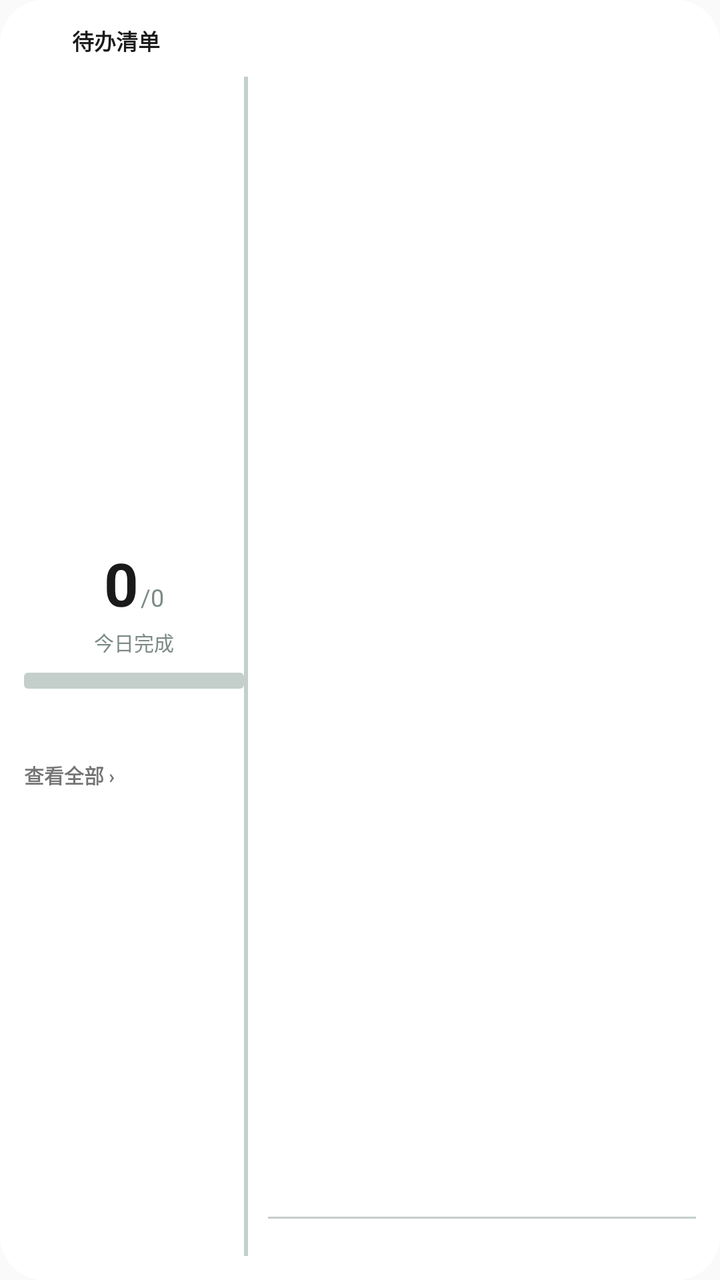
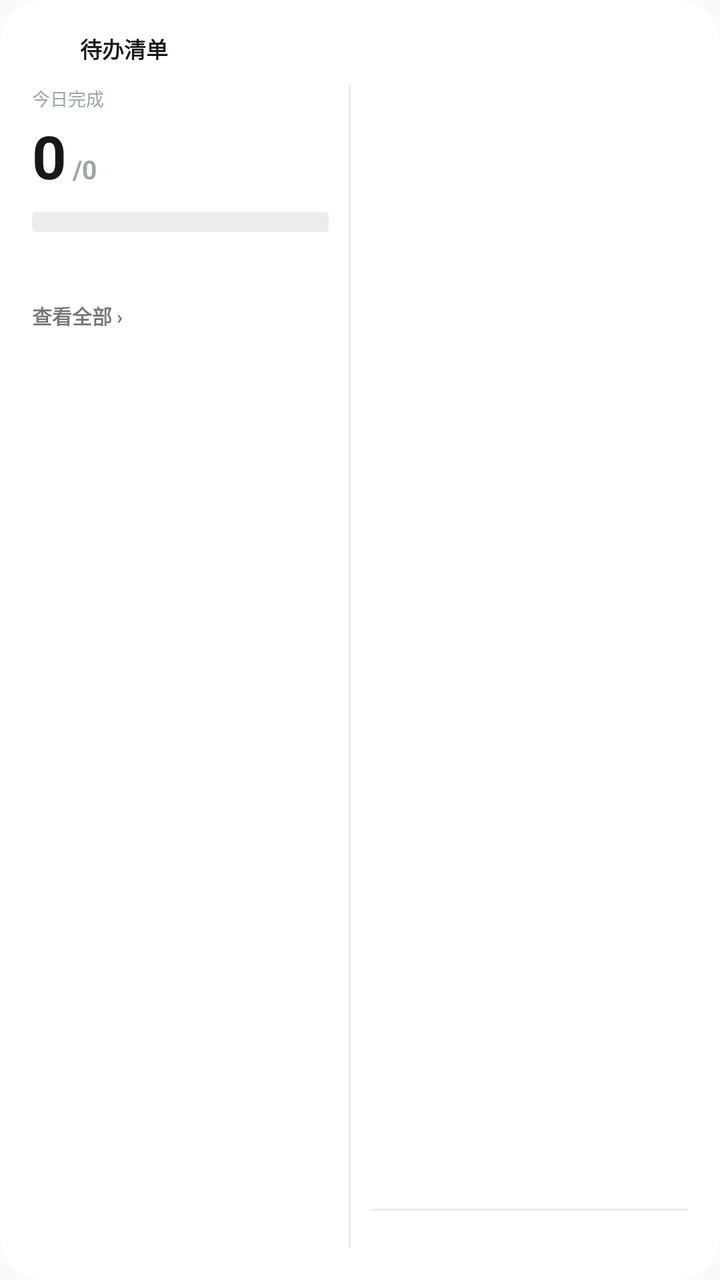

An Android layout rendered at two revisions. The XML below is the earlier revision; the diff shows what the commit changed to produce the second picture.
<!-- AndroidManifest.xml: application theme Theme.PalmNote -->
<!-- res/layout/widget_todo_unified.xml -->
<?xml version="1.0" encoding="utf-8"?>
<LinearLayout xmlns:android="http://schemas.android.com/apk/res/android"
    xmlns:tools="http://schemas.android.com/tools"
    android:id="@+id/widget_layout"
    android:layout_width="match_parent"
    android:layout_height="match_parent"
    android:orientation="vertical"
    android:padding="12dp"
    android:background="@drawable/widget_card_round">

    
    <LinearLayout
        android:layout_width="match_parent"
        android:layout_height="wrap_content"
        android:orientation="horizontal"
        android:gravity="center_vertical">

        <FrameLayout
            android:layout_width="@dimen/widget_icon_badge"
            android:layout_height="@dimen/widget_icon_badge">

            <ImageView
                android:id="@+id/widget_todo_badge"
                android:layout_width="match_parent"
                android:layout_height="match_parent"
                android:src="@drawable/widget_shape_circle"
                android:contentDescription="@null" />

            <TextView
                android:layout_width="match_parent"
                android:layout_height="match_parent"
                android:text="✓"
                android:textSize="11sp"
                android:textStyle="bold"
                android:textColor="#FFFFFFFF"
                android:gravity="center" />
        </FrameLayout>

        <TextView
            android:layout_width="0dp"
            android:layout_height="wrap_content"
            android:layout_weight="1"
            android:text="@string/widget_todo_title"
            android:textSize="@dimen/widget_text_title"
            android:textColor="@color/widget_v2_text_primary"
            android:textStyle="bold"
            android:layout_marginStart="8dp" />

        
        <TextView
            android:id="@+id/widget_todo_overdue_pill"
            android:layout_width="wrap_content"
            android:layout_height="wrap_content"
            android:background="@drawable/widget_pill_warn"
            android:textSize="10sp"
            android:textStyle="bold"
            android:textColor="@color/widget_risk_red"
            android:paddingHorizontal="10dp"
            android:paddingVertical="3dp"
            android:visibility="gone"
            tools:ignore="SmallSp" />
    </LinearLayout>

    <LinearLayout
        android:layout_width="match_parent"
        android:layout_height="0dp"
        android:layout_weight="1"
        android:orientation="horizontal"
        android:layout_marginTop="10dp">

        
        <LinearLayout
            android:id="@+id/widget_todo_progress_col"
            android:layout_width="110dp"
            android:layout_height="match_parent"
            android:orientation="vertical"
            android:gravity="center_horizontal|center_vertical">

            <LinearLayout
                android:layout_width="wrap_content"
                android:layout_height="wrap_content"
                android:orientation="horizontal"
                android:gravity="bottom">

                <TextView
                    android:id="@+id/widget_todo_done"
                    android:layout_width="wrap_content"
                    android:layout_height="wrap_content"
                    android:text="0"
                    android:textSize="30sp"
                    android:textColor="@color/widget_v2_text_primary"
                    android:textStyle="bold"
                    android:maxLines="1" />

                <TextView
                    android:id="@+id/widget_todo_total"
                    android:layout_width="wrap_content"
                    android:layout_height="wrap_content"
                    android:text="/0"
                    android:textSize="12sp"
                    android:textColor="@color/widget_v2_text_secondary"
                    android:layout_marginStart="1dp"
                    android:maxLines="1" />
            </LinearLayout>

            <TextView
                android:layout_width="wrap_content"
                android:layout_height="wrap_content"
                android:text="@string/widget_todo_done_label"
                android:textSize="@dimen/widget_text_micro"
                android:textColor="@color/widget_v2_text_secondary"
                android:layout_marginTop="2dp" />

            <FrameLayout
                android:layout_width="match_parent"
                android:layout_height="8dp"
                android:layout_marginTop="8dp">

                <ImageView
                    android:layout_width="match_parent"
                    android:layout_height="match_parent"
                    android:src="@drawable/widget_bar_track"
                    android:contentDescription="@null" />

                <ImageView
                    android:id="@+id/widget_todo_progress_fill"
                    android:layout_width="match_parent"
                    android:layout_height="match_parent"
                    android:src="@drawable/widget_bar_fill"
                    android:contentDescription="@null" />
            </FrameLayout>

            
            <TextView
                android:id="@+id/widget_todo_done_count"
                android:layout_width="match_parent"
                android:layout_height="wrap_content"
                android:textSize="10sp"
                android:textColor="@color/widget_v2_text_tertiary"
                android:layout_marginTop="10dp"
                tools:ignore="SmallSp" />

            
            <LinearLayout
                android:id="@+id/widget_todo_done_list"
                android:layout_width="match_parent"
                android:layout_height="wrap_content"
                android:orientation="vertical"
                android:layout_marginTop="8dp" />

            <TextView
                android:id="@+id/widget_todo_done_more"
                android:layout_width="match_parent"
                android:layout_height="wrap_content"
                android:text="@string/widget_todo_done_more"
                android:textSize="@dimen/widget_text_micro"
                android:textStyle="bold"
                android:layout_marginTop="4dp"
                android:maxLines="1" />
        </LinearLayout>

        <ImageView
            android:id="@+id/widget_todo_divider"
            android:layout_width="2dp"
            android:layout_height="match_parent"
            android:background="@color/widget_v2_ring"
            android:contentDescription="@null" />

        <LinearLayout
            android:layout_width="0dp"
            android:layout_height="match_parent"
            android:layout_weight="1"
            android:orientation="vertical"
            android:layout_marginStart="10dp">

            <ListView
                android:id="@+id/widget_todo_list"
                android:layout_width="match_parent"
                android:layout_height="0dp"
                android:layout_weight="1"
                android:divider="@android:color/transparent"
                android:dividerHeight="3dp"
                android:scrollbars="none" />

            <TextView
                android:id="@+id/widget_todo_empty"
                android:layout_width="match_parent"
                android:layout_height="wrap_content"
                android:text="@string/widget_todo_empty"
                android:textSize="12sp"
                android:textColor="@color/widget_v2_text_tertiary"
                android:gravity="center"
                android:paddingVertical="12dp"
                android:visibility="gone" />

            
            <ImageView
                android:layout_width="match_parent"
                android:layout_height="1dp"
                android:layout_marginTop="4dp"
                android:background="@color/widget_v2_ring"
                android:contentDescription="@null"
                tools:ignore="ContentDescription" />

            <TextView
                android:id="@+id/widget_todo_week_done"
                android:layout_width="match_parent"
                android:layout_height="wrap_content"
                android:textSize="10sp"
                android:textColor="@color/widget_v2_text_secondary"
                android:layout_marginTop="5dp"
                tools:ignore="SmallSp" />
        </LinearLayout>
    </LinearLayout>

</LinearLayout>
<!-- resources referenced by this layout -->
<resources>
  <color name="widget_risk_red">#FFC62828</color>
  <color name="widget_v2_ring">#FFC4CFCC</color>
  <color name="widget_v2_text_primary">#FF1A1A1A</color>
  <color name="widget_v2_text_secondary">#FF7C8A86</color>
  <color name="widget_v2_text_tertiary">#FF9AABA6</color>
  <dimen name="widget_icon_badge">16dp</dimen>
  <dimen name="widget_text_micro">10sp</dimen>
  <dimen name="widget_text_title">11sp</dimen>
  <!-- drawable widget_bar_fill (drawable) -->
  <?xml version="1.0" encoding="utf-8"?>
  <clip xmlns:android="http://schemas.android.com/apk/res/android"
      android:clipOrientation="horizontal"
      android:gravity="left">
      <shape android:shape="rectangle">
          <solid android:color="#FFFFFF" />
          <corners android:radius="2dp" />
      </shape>
  </clip>
  <!-- drawable widget_bar_track (drawable) -->
  <?xml version="1.0" encoding="utf-8"?>
  <shape xmlns:android="http://schemas.android.com/apk/res/android" android:shape="rectangle">
      <solid android:color="@color/widget_v2_ring" />
      <corners android:radius="2dp" />
  </shape>
  <!-- drawable widget_card_round (drawable) -->
  <?xml version="1.0" encoding="utf-8"?>
  <shape xmlns:android="http://schemas.android.com/apk/res/android" android:shape="rectangle">
      <solid android:color="@color/widget_v2_card_bg" />
      <corners android:radius="22dp" />
  </shape>
  <!-- drawable widget_pill_warn (drawable) -->
  <?xml version="1.0" encoding="utf-8"?>
  <shape xmlns:android="http://schemas.android.com/apk/res/android"
      android:shape="rectangle">
      <corners android:radius="99dp" />
      <solid android:color="@color/widget_warn_bg" />
  </shape>
  <!-- drawable widget_shape_circle (drawable) -->
  <?xml version="1.0" encoding="utf-8"?>
  <shape xmlns:android="http://schemas.android.com/apk/res/android"
      android:shape="oval">
      <solid android:color="#FFFFFF" />
  </shape>
  <string name="widget_todo_done_label">今日完成</string>
  <string name="widget_todo_done_more">查看全部 ›</string>
  <string name="widget_todo_empty">暂无待办事项</string>
  <string name="widget_todo_title">待办清单</string>
  <style name="Theme.PalmNote" parent="Theme.AppCompat.DayNight.NoActionBar">
          <item name="android:statusBarColor">@android:color/transparent</item>
          <item name="android:navigationBarColor">@android:color/transparent</item>
          <item name="android:windowLightStatusBar">true</item>
      </style>
  <color name="widget_v2_card_bg">#FFFFFFFF</color>
  <color name="widget_warn_bg">#1FDC2626</color>
</resources>

<!-- the commit's change to res/layout/widget_todo_unified.xml (unified diff, before → after) -->
@@ -5,7 +5,7 @@
     android:layout_width="match_parent"
     android:layout_height="match_parent"
     android:orientation="vertical"
-    android:padding="12dp"
+    android:padding="@dimen/widget_pad"
     android:background="@drawable/widget_card_round">
 
     
@@ -71,16 +71,25 @@
         
         <LinearLayout
             android:id="@+id/widget_todo_progress_col"
-            android:layout_width="110dp"
+            android:layout_width="0dp"
+            android:layout_weight="1"
             android:layout_height="match_parent"
-            android:orientation="vertical"
-            android:gravity="center_horizontal|center_vertical">
+            android:orientation="vertical">
+
+            
+            <TextView
+                android:layout_width="wrap_content"
+                android:layout_height="wrap_content"
+                android:text="@string/widget_todo_done_label"
+                android:textSize="@dimen/widget_text_label"
+                android:textColor="@color/widget_v2_text_tertiary" />
 
             <LinearLayout
                 android:layout_width="wrap_content"
                 android:layout_height="wrap_content"
                 android:orientation="horizontal"
-                android:gravity="bottom">
+                android:gravity="bottom"
+                android:layout_marginTop="2dp">
 
                 <TextView
                     android:id="@+id/widget_todo_done"
@@ -97,24 +106,19 @@
                     android:layout_width="wrap_content"
                     android:layout_height="wrap_content"
                     android:text="/0"
-                    android:textSize="12sp"
-                    android:textColor="@color/widget_v2_text_secondary"
-                    android:layout_marginStart="1dp"
+                    android:textSize="13sp"
+                    android:textColor="@color/widget_v2_text_tertiary"
+                    android:textStyle="bold"
+                    android:layout_marginStart="3dp"
                     android:maxLines="1" />
             </LinearLayout>
 
-            <TextView
-                android:layout_width="wrap_content"
-                android:layout_height="wrap_content"
-                android:text="@string/widget_todo_done_label"
-                android:textSize="@dimen/widget_text_micro"
-                android:textColor="@color/widget_v2_text_secondary"
-                android:layout_marginTop="2dp" />
-
+            
             <FrameLayout
                 android:layout_width="match_parent"
-                android:layout_height="8dp"
-                android:layout_marginTop="8dp">
+                android:layout_height="10dp"
+                android:layout_marginTop="8dp"
+                android:layout_marginEnd="10dp">
 
                 <ImageView
                     android:layout_width="match_parent"
@@ -135,7 +139,7 @@
                 android:id="@+id/widget_todo_done_count"
                 android:layout_width="match_parent"
                 android:layout_height="wrap_content"
-                android:textSize="10sp"
+                android:textSize="@dimen/widget_text_label"
                 android:textColor="@color/widget_v2_text_tertiary"
                 android:layout_marginTop="10dp"
                 tools:ignore="SmallSp" />
@@ -161,7 +165,7 @@
 
         <ImageView
             android:id="@+id/widget_todo_divider"
-            android:layout_width="2dp"
+            android:layout_width="1dp"
             android:layout_height="match_parent"
             android:background="@color/widget_v2_ring"
             android:contentDescription="@null" />
<!-- resource entries referenced after the edit -->
@@ -1,11 +1,13 @@
 <!-- resources referenced by this layout -->
 <resources>
   <color name="widget_risk_red">#FFC62828</color>
-  <color name="widget_v2_ring">#FFC4CFCC</color>
-  <color name="widget_v2_text_primary">#FF1A1A1A</color>
-  <color name="widget_v2_text_secondary">#FF7C8A86</color>
-  <color name="widget_v2_text_tertiary">#FF9AABA6</color>
+  <color name="widget_v2_ring">#FFE9EDEC</color>
+  <color name="widget_v2_text_primary">#FF15181A</color>
+  <color name="widget_v2_text_secondary">#FF6B7B77</color>
+  <color name="widget_v2_text_tertiary">#FF9AA8A4</color>
   <dimen name="widget_icon_badge">16dp</dimen>
+  <dimen name="widget_pad">16dp</dimen>
+  <dimen name="widget_text_label">9sp</dimen>
   <dimen name="widget_text_micro">10sp</dimen>
   <dimen name="widget_text_title">11sp</dimen>
   <!-- drawable widget_bar_fill (drawable) -->
